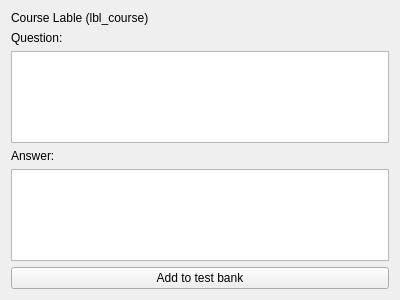
Old version of the form src/flipper/ui/question_view.ui in the repository JonMW-Dev/Flipper.
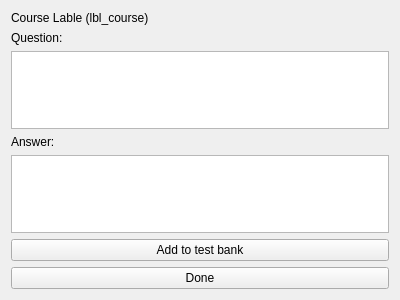
New version of the form.

Commit message: question_view no longer closes after submitting a question-answer pair to the database. Additionally, a custom event filter was added to the Question and Answer input boxes which listens for the Enter/Return key, moving focus to the next textbox or submitting the question-answer pair to the DB; immediately returning the focus back to the Question textbox for the next set.

What changed in the file:
```diff
--- a/src/flipper/ui/question_view.ui
+++ b/src/flipper/ui/question_view.ui
@@ -48,6 +48,13 @@
      </property>
     </widget>
    </item>
+   <item>
+    <widget class="QPushButton" name="btn_done">
+     <property name="text">
+      <string>Done</string>
+     </property>
+    </widget>
+   </item>
   </layout>
  </widget>
  <resources/>
```
The commit also changes 3 other files.
